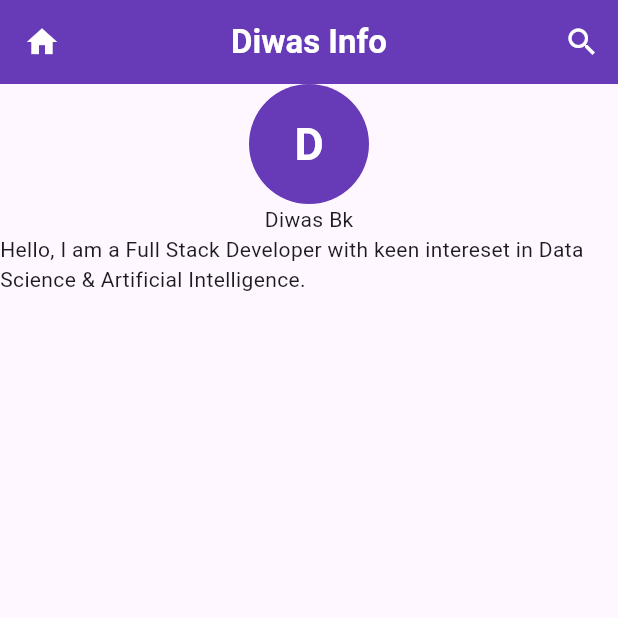
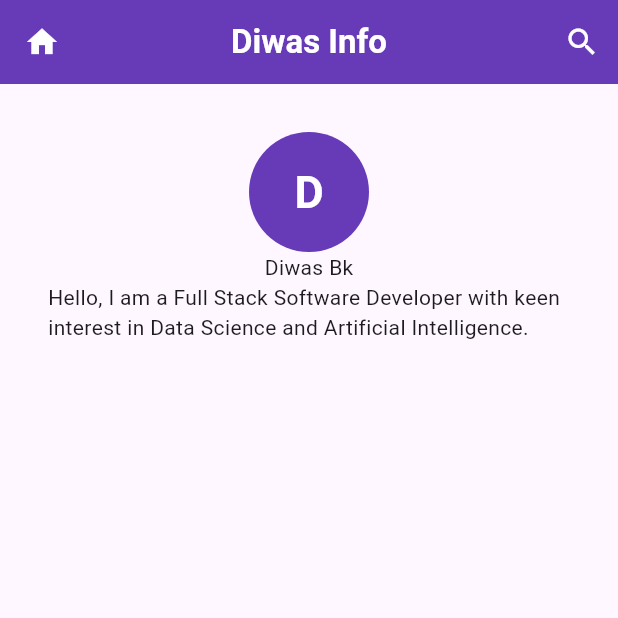
Before and after one commit to diwasbk2k3/myflutterapp, a Flutter app: the NewProfileScreen screen opened directly, on a phone screen of 412 x 824 dp, the top half of it. Run offline on Flutter 3.47's test engine with Material 3 defaults, Android fonts, the phone set to English and light mode, and no system bars.

Commit message:
Wrap with padding

```diff
--- a/lib/screens/new_profile_screen.dart
+++ b/lib/screens/new_profile_screen.dart
@@ -24,7 +24,9 @@ class NewProfileScreen extends StatelessWidget {
       ),
 
       // Body
-      body: Column(
+      body: Padding(
+        padding: const EdgeInsets.all(32),
+        child: Column(
           children: [
             CircleAvatar(
               radius: 40,
@@ -39,8 +41,9 @@ class NewProfileScreen extends StatelessWidget {
               ),
             ),
             Text("Diwas Bk"),
-          Text("Hello, I am a Full Stack Developer with keen intereset in Data Science & Artificial Intelligence.")
+            Text("Hello, I am a Full Stack Software Developer with keen interest in Data Science and Artificial Intelligence.")
           ],
+        ),
       ),
     );
   }
```
Lines whose indentation alone changed are shown as unchanged.
